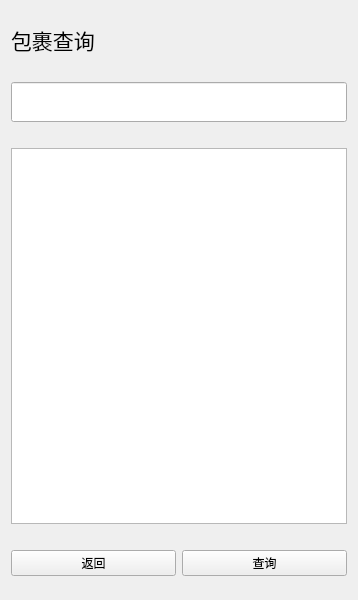
Old version of the form packagequery.ui in the repository sg-first/Express-System.
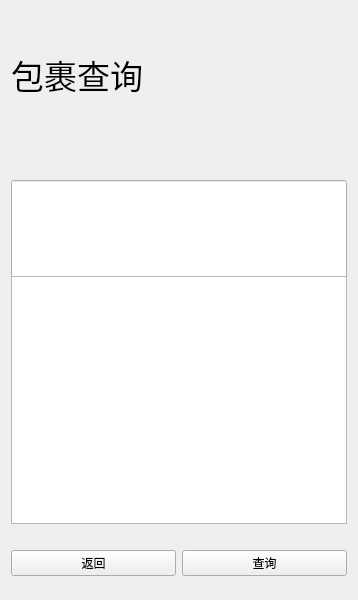
New version of the form.

Patch:
```diff
--- a/packagequery.ui
+++ b/packagequery.ui
@@ -33,15 +33,21 @@
    <item>
     <widget class="QLabel" name="label">
      <property name="sizePolicy">
-      <sizepolicy hsizetype="Fixed" vsizetype="Fixed">
+      <sizepolicy hsizetype="Fixed" vsizetype="Minimum">
        <horstretch>0</horstretch>
        <verstretch>0</verstretch>
       </sizepolicy>
      </property>
+     <property name="minimumSize">
+      <size>
+       <width>0</width>
+       <height>100</height>
+      </size>
+     </property>
      <property name="font">
       <font>
        <family>Arial</family>
-       <pointsize>16</pointsize>
+       <pointsize>25</pointsize>
       </font>
      </property>
      <property name="text">
@@ -71,11 +77,17 @@
    <item>
     <widget class="QLineEdit" name="lineEdit">
      <property name="sizePolicy">
-      <sizepolicy hsizetype="Expanding" vsizetype="Expanding">
+      <sizepolicy hsizetype="Expanding" vsizetype="Minimum">
        <horstretch>0</horstretch>
        <verstretch>0</verstretch>
       </sizepolicy>
      </property>
+     <property name="minimumSize">
+      <size>
+       <width>0</width>
+       <height>100</height>
+      </size>
+     </property>
      <property name="maximumSize">
       <size>
        <width>16777215</width>
```
